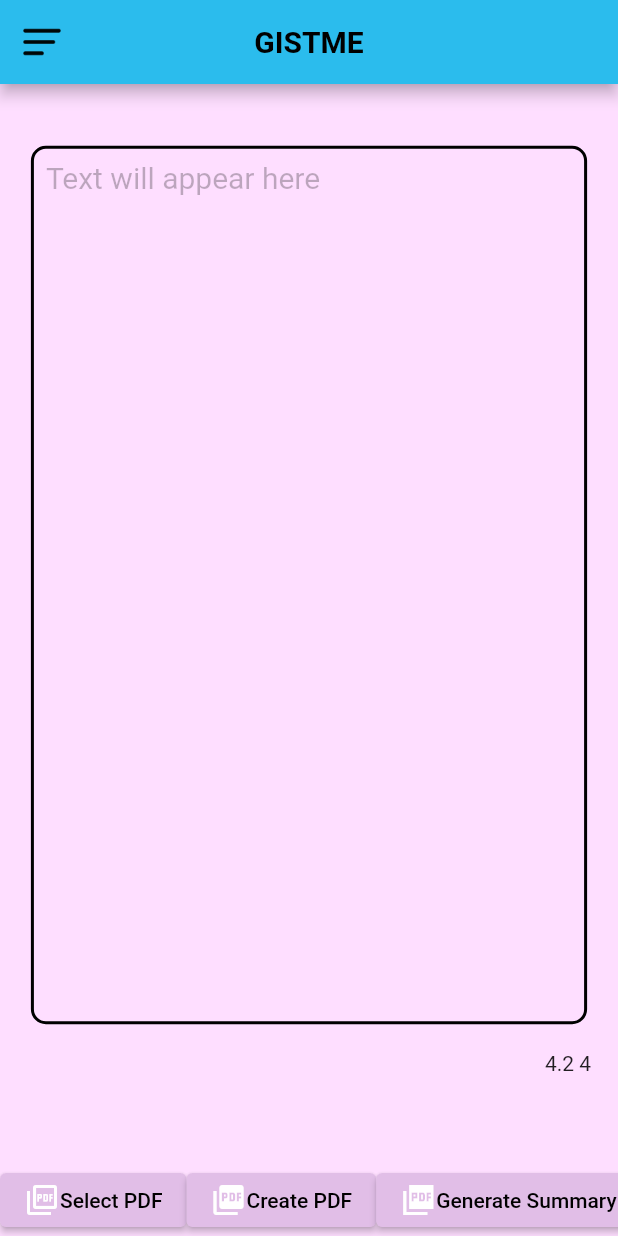
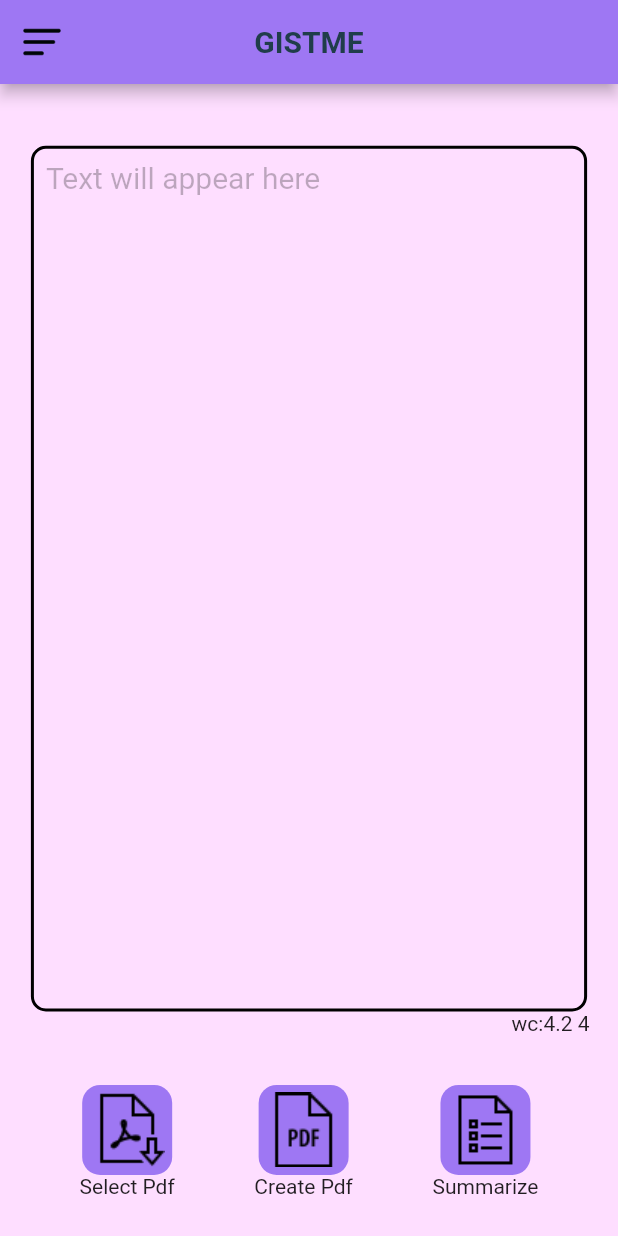
Before and after one commit to KuldeepRathor/GistMe, a Flutter app: the screen it shows after launch, on a phone screen of 412 x 824 dp. Run offline on Flutter 3.47's test engine with Material 2 defaults, Android fonts, the phone set to English and light mode, and no system bars; drawn by our look-alikes of flutter_advanced_drawer; our stand-ins replace audioplayers, avatar_glow, file_picker, open_filex, pdf, permission_handler; missing offline and left inert: flutter_sound, google_speech, pdf_text; project files that could hold a hidden picture were left out.

Commit message:
ui changes

```diff
--- a/lib/main.dart
+++ b/lib/main.dart
@@ -15,11 +15,11 @@
       title: 'Material App',
       theme: ThemeData(
         scaffoldBackgroundColor: Color(0xffFEDEFF),
-        floatingActionButtonTheme: FloatingActionButtonThemeData(
-          backgroundColor: Color(0xff810ca8),
-        ),
+        // floatingActionButtonTheme: FloatingActionButtonThemeData(
+        //   backgroundColor: Color(0xff810ca8),
+        // ),
         appBarTheme: AppBarTheme(
-          color: Color(0xff93C6E7),
+          color: AppColors.bgColor
         ),
         // textTheme: TextTheme(bodyMedium: )
       ),
--- a/lib/screens/audio_recorder_screen.dart
+++ b/lib/screens/audio_recorder_screen.dart
@@ -9,6 +9,7 @@
 import 'package:flutter/services.dart';
 import 'package:flutter_sound/flutter_sound.dart' as a;
 import 'package:google_speech/google_speech.dart';
+import 'package:lecturenet/helpers/palette.dart';
 import 'package:pdf_text/pdf_text.dart';
 import 'package:permission_handler/permission_handler.dart';
 import 'package:http/http.dart' as http;
@@ -413,72 +414,83 @@
             ),
 
             Padding(
-              padding: const EdgeInsets.all(18.0),
+              padding: const EdgeInsets.fromLTRB(20, 0, 19, 0),
               child: Row(
                 mainAxisAlignment: MainAxisAlignment.end,
                 children: [
                   Text(
-                    "${textofPDF.length / 5} ${calculateWords(text: textofPDF).length}",
+                    "wc:${textofPDF.length / 5} ${calculateWords(text: textofPDF).length}",
                   ),
                 ],
               ),
             ),
             SizedBox(
-              height: size.height * 0.05,
+              height: size.height * 0.04,
             ),
 
-            SingleChildScrollView(
-              scrollDirection: Axis.horizontal,
-              child: Row(
+            Row(
               mainAxisAlignment: MainAxisAlignment.spaceEvenly,
               children: [
                 // Container(),
-                  ElevatedButton(
-                    style:
-                        ElevatedButton.styleFrom(primary: Colors.purple.shade100),
-                    onPressed: selectPDF,
-                    child: Row(
-                      // ignore: prefer_const_literals_to_create_immutables
+                Column(
                   children: [
-                        Icon(Icons.picture_as_pdf_outlined),
-                        Text(
-                          "Select PDF",
-                          style: TextStyle(color: Colors.black),
+                    Container(
+                      height: 60,
+                      width: 60,
+                      decoration: BoxDecoration(
+                        borderRadius: BorderRadius.circular(12),
+                        color: AppColors.bgColor
                       ),
+                      child:InkWell(
+                        onTap:  selectPDF,
+                          child: Image.asset('assets/icons/select.png')),
+                    ),
+                    Text('Select Pdf'),
 ],
                 ),
+                Column(
+                  children: [
+                    Container(
+                        height: 60,
+                        width: 60,
+                        decoration: BoxDecoration(
+                            borderRadius: BorderRadius.circular(12),
+                            color: AppColors.bgColor
                         ),
-                  ElevatedButton(
-                    style:
-                        ElevatedButton.styleFrom(primary: Colors.purple.shade100),
-                    onPressed: createPDF,
-                    child: Row(
-                      children: [
-                        Icon(Icons.picture_as_pdf),
-                        Text(
-                          "Create PDF",
-                          style: TextStyle(color: Colors.black),
+                      child:InkWell(
+                          onTap:  selectPDF,
+                          child: Image.asset('assets/icons/create.png',
+                          )
                       ),
+                    ),
+                    Text('Create Pdf')
                   ],
                 ),
+                Column(
+                  children: [
+                    Container(
+                        height: 60,
+                        width: 60,
+                        decoration: BoxDecoration(
+                            borderRadius: BorderRadius.circular(12),
+                            color: AppColors.bgColor
                         ),
-                  ElevatedButton(
-                    style:
-                        ElevatedButton.styleFrom(primary: Colors.purple.shade100),
-                    onPressed: generateSummary,
-                    child: Row(
-                      children: [
-                        Icon(Icons.picture_as_pdf_sharp),
-                        Text(
-                          "Generate Summary",
-                          style: TextStyle(color: Colors.black),
+                      child:InkWell(
+                          onTap:  generateSummary,
+                          child: Image.asset('assets/icons/summary.png')),
                     ),
+                    Text('Summarize')
                   ],
                 ),
-                  ),
+
+
               ],
             ),
+            SizedBox(
+              height: size.height * 0.03,
             ),
+
+
             // TextButton(
             //     onPressed: transcribe, child: Text("Generate Transcript")),
             // SizedBox(
--- a/lib/screens/homepage.dart
+++ b/lib/screens/homepage.dart
@@ -43,8 +43,7 @@
       ),
       child: Scaffold(
         appBar: AppBar(
-          backgroundColor: AppColors.accentColor,
-          title: const Text('GISTME',style: TextStyle(color: Colors.black,fontWeight: FontWeight.w700 ) ),
+          title: Text('GISTME',style: TextStyle(color: AppColors.txtColor,fontWeight: FontWeight.w700 ) ),
           centerTitle: true,
           leading: IconButton(
             onPressed: _handleMenuButtonPressed,
@@ -53,7 +52,7 @@
               builder: (_, value, __) {
                 return AnimatedSwitcher(
                   duration: Duration(milliseconds: 250),
-                  child: Image.asset( value.visible?'assets/icons/menu.png': 'assets/icons/menu.png',width: 30,height: 30,
+                  child: Image.asset( value.visible?'assets/icons/close.png': 'assets/icons/menu.png',width: 30,height: 30,
                   ),
                   // child: Icon(
                   //   value.visible ? Icons.clear : Icons.menu,
@@ -86,7 +85,7 @@
                     ),
                     clipBehavior: Clip.antiAlias,
                     decoration: BoxDecoration(
-                      color: Colors.black26,
+                      color: AppColors.txtColor,
                       shape: BoxShape.circle,
                     ),
                     child: CircleAvatar(
@@ -104,14 +103,14 @@
                     'Hey 👋',
                     style: TextStyle(
                       fontSize: 26,
-                      color: Colors.white,
+                      color:AppColors.txtColor,
                     ),
                   ),
                   Text(
-                    'Welcome to LectureNet',
+                    'Welcome to Gistme',
                     style: TextStyle(
                       fontSize: 16,
-                      color: Colors.white54,
+                      color: AppColors.txtColor,
                     ),
                   ),
                   SizedBox(
@@ -120,7 +119,7 @@
                   ),
 
                   Divider(
-                    color: Colors.white,
+                    color: AppColors.txtColor
                   ),
 
                   ListTile(
@@ -173,7 +172,7 @@
                   ),
 
                   Divider(
-                    color: Colors.white,
+                    color:AppColors.txtColor,
                   ), // Expanded(
                   //   child: Padding(
                   //     padding: const EdgeInsets.all(8.0),
@@ -209,7 +208,7 @@
                   DefaultTextStyle(
                     style: TextStyle(
                       fontSize: 12,
-                      color: Colors.white54,
+                      color: AppColors.txtColor,
                     ),
                     child: Container(
                       margin: const EdgeInsets.symmetric(
```
Also changed, not shown: assets/icons/close.png (added), assets/icons/create.png (added), assets/icons/menubar.png (deleted), assets/icons/select.png (added), assets/icons/summary.png (added). Lines whose indentation alone changed are shown as unchanged.
